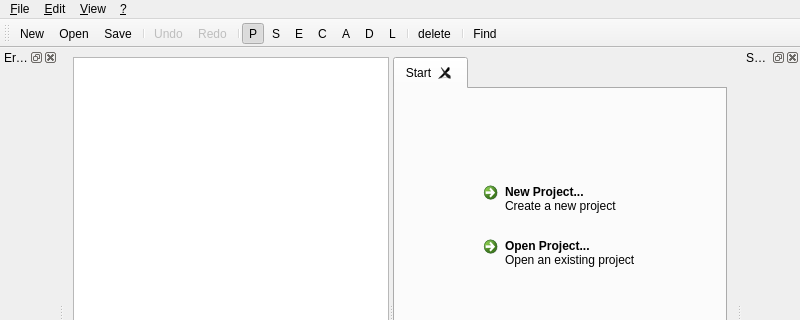
Old version of the form GGEditor_src/ggmainwindow.ui in the repository kingnak/GameGenerator; both pictures show x 0 to 800 and y 0 to 320 of the 800 by 600 pixel window.
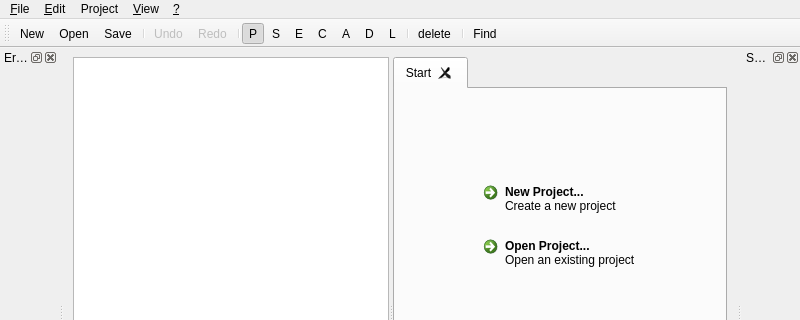
New version of the form. Icons and pictures are not drawn. Custom widgets are drawn as their Qt base class.

Commit message: Added simple generator manager UI

What changed in the file:
```diff
--- a/GGEditor_src/ggmainwindow.ui
+++ b/GGEditor_src/ggmainwindow.ui
@@ -283,8 +283,20 @@
     </property>
     <addaction name="action_About"/>
    </widget>
+   <widget class="QMenu" name="menuProject">
+    <property name="title">
+     <string>Project</string>
+    </property>
+    <addaction name="action_Variables"/>
+    <addaction name="actionStyles"/>
+    <addaction name="actionMedia"/>
+    <addaction name="separator"/>
+    <addaction name="actionVerify_model"/>
+    <addaction name="actionGenerate"/>
+   </widget>
    <addaction name="menu_File"/>
    <addaction name="menu_Edit"/>
+   <addaction name="menuProject"/>
    <addaction name="menu_View"/>
    <addaction name="menu"/>
   </widget>
```
Left out of the diff: 26 changed lines with no effect on the pictures. The commit also changes 7 other files.
